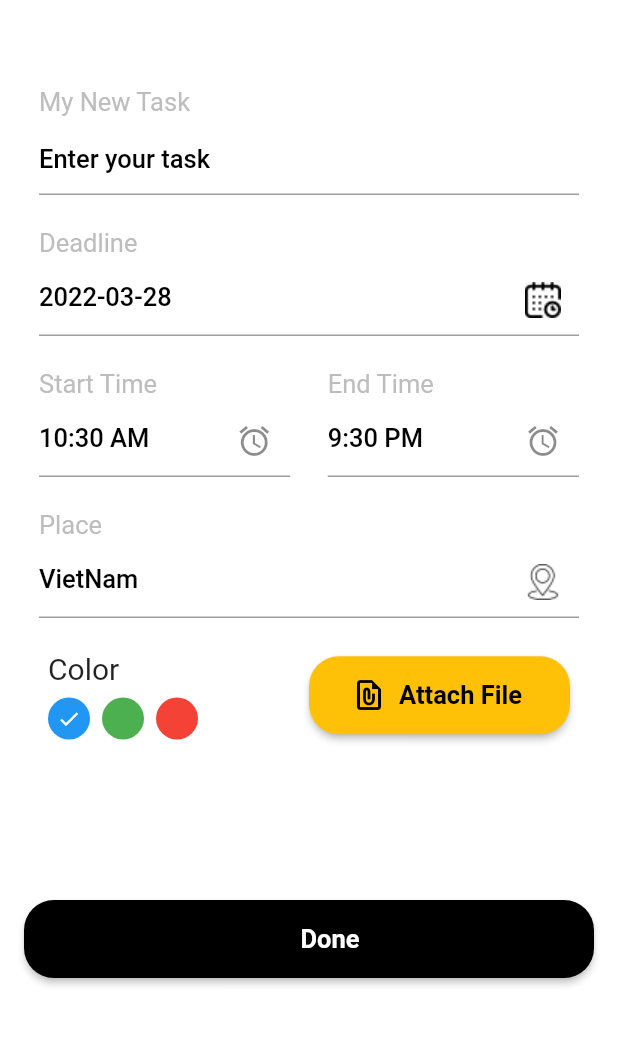
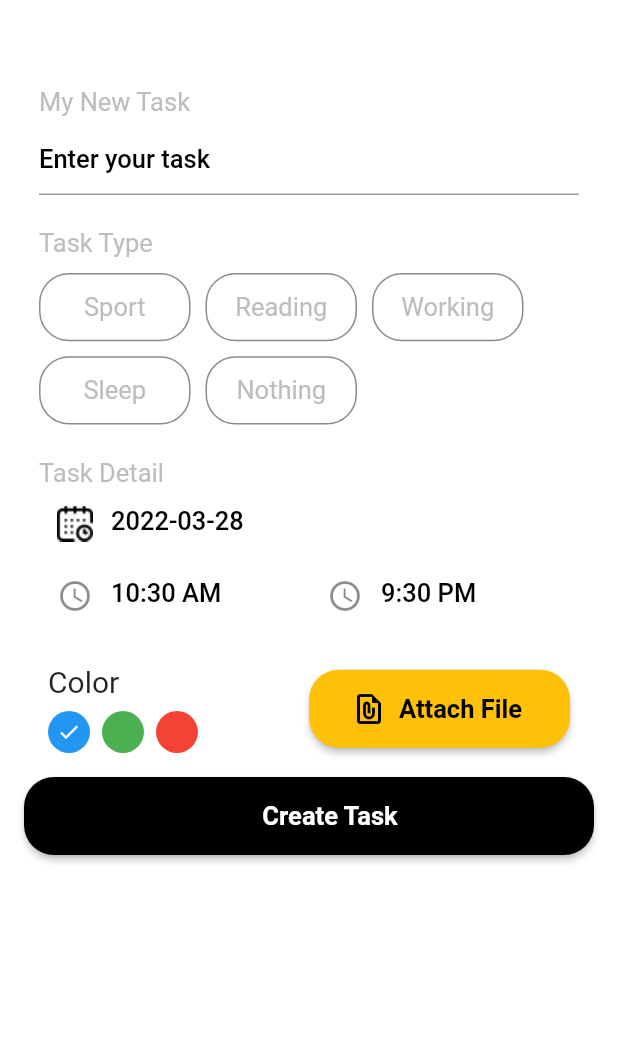
Before and after one commit to anhneit01/hive_flutter, a Flutter app: the screen it shows after launch, on a phone screen of 412 x 824 dp, the part 81-1127 px from its top. Run offline on Flutter 3.47's test engine with Material 2 defaults, Android fonts, the phone set to English and light mode, and no system bars; drawn by our look-alikes of datetime_picker_formfield; our stand-ins replace hive, hive_flutter; accounts and stored records are empty.

Commit message:
add NewTask & show TaskList

```diff
--- a/lib/main.dart
+++ b/lib/main.dart
@@ -6,6 +6,8 @@ import 'package:demo_hive_flutter/theme.dart';
 import 'package:flutter/material.dart';
 import 'package:flutter/services.dart';
 import 'package:hive_flutter/hive_flutter.dart';
+
+import 'pages/home/home_screen.dart';
 
 Future main() async{
   SystemChrome.setSystemUIOverlayStyle(
--- a/lib/pages/home/home_screen.dart
+++ b/lib/pages/home/home_screen.dart
@@ -7,7 +7,6 @@ import 'package:hive_flutter/hive_flutter.dart';
 
 import '../../models/task.dart';
 import '../todo/todo.dart';
-import '../todo_list.dart';
 
 class HomeScreen extends StatefulWidget {
   static const routeName = '/HomeScreen';
@@ -32,7 +31,7 @@ class _HomeScreenState extends State<HomeScreen> {
           leadingIcon: 'assets/images/ic_menu.png',
           rightIcon: 'assets/images/ic_bell.png',
           title: 'Task Manager',
-          leftCallback: () => Navigator.pushNamed(context, TodoListScreen.routeName),
+          leftCallback: () {},
           hasRightIcon: true,
         ),
         preferredSize: const Size.fromHeight(80)
--- a/lib/pages/todo/new_task.dart
+++ b/lib/pages/todo/new_task.dart
@@ -1,13 +1,11 @@
 import 'package:datetime_picker_formfield/datetime_picker_formfield.dart';
-import 'package:demo_hive_flutter/boxes.dart';
-import 'package:demo_hive_flutter/pages/home/home_screen.dart';
 import 'package:demo_hive_flutter/theme.dart';
+import 'package:demo_hive_flutter/widgets/type.dart';
 
 import 'package:flutter/material.dart';
-import 'package:hive_flutter/adapters.dart';
+import 'package:flutter_staggered_grid_view/flutter_staggered_grid_view.dart';
 import 'package:intl/intl.dart';
 
-import '../../models/task.dart';
 import '../../widgets/widget.dart';
 
 class NewTaskScreen extends StatefulWidget {
@@ -20,26 +18,15 @@ class NewTaskScreen extends StatefulWidget {
 
 class _NewTaskScreenState extends State<NewTaskScreen> {
   final TextEditingController _titleController = TextEditingController();
-  final TextEditingController _startTimeController = TextEditingController();
-  final TextEditingController _endTimeController = TextEditingController();
-  final TextEditingController _dateController = TextEditingController();
-  final formatDate = DateFormat("yyyy-MM-dd");
-  final formatTime = DateFormat("HH:mm");
-  DateTime _selectedDate = DateTime.now();
-  String _endTime = "9:30 PM";
-  String _startTime = DateFormat("hh:mm a").format(DateTime.now()).toString();
   int _selectedColor = 0;
+  List<String> types = ['Sport', 'Reading', 'Working', 'Sleep', 'Nothing'];
   final GlobalKey<FormState> _keyForm = GlobalKey<FormState>();
 
-  validated() {
-    if(_keyForm.currentState != null && _keyForm.currentState!.validate()) {
-      _onFormSubmit();
-      print('Sucess');
-    } else {
-      print("Failed");
-      return;
-    }
-  }
+  // validated() {
+  //   if(_keyForm.currentState != null && _keyForm.currentState!.validate()) {
+  //     _onFormSubmit();
+  //   }
+  // }
 
   @override
   Widget build(BuildContext context) {
@@ -84,94 +71,8 @@ class _NewTaskScreenState extends State<NewTaskScreen> {
                           ),
                         )
                       ),
-                      MyInputField(
-                        title: 'Deadline',
-                        widget: DateTimeField(
-                          readOnly: true,
-                          decoration: InputDecoration(
-                            hintText: formatDate.format(_selectedDate),
-                            suffixIcon: IconButton(
-                              onPressed: () {
-                                _getDateFormTask(context);
-                              },
-                              icon: const AppIcon(
-                                iconPath: 'assets/images/ic_calendar.png',
-                                hasText: false
-                              )
-                            ),
-                          ),
-                          controller: _dateController,
-                          format: formatDate,
-                          onShowPicker: (BuildContext context, DateTime? currentValue) => _getDateFormTask(context)
-                        ),
-                      ),
-                      Row(
-                        children: [
-                          Expanded(
-                            child: MyInputField(
-                              title: 'Start Time',
-                              widget: DateTimeField(
-                                readOnly: true,
-                                decoration: InputDecoration(
-                                  hintText: _startTime,
-                                  suffixIcon: IconButton(
-                                    onPressed: () {
-                                      _getTimeFormTask(true);
-                                    },
-                                    icon: const Icon(Icons.access_alarm)
-                                  ),
-                                ),
-                                controller: _startTimeController,
-                                format: formatTime,
-                                onShowPicker: (BuildContext context, DateTime? currentValue) => _getTimeFormTask(true)
-                              ),
-                              // icon: IconButton(
-                              //   onPressed: () {
-                              //     _getTimeFormTask(true);
-                              //   },
-                              //   icon: const Icon(Icons.access_alarm)
-                              // ),
-                            ),
-                          ),
-                          const SizedBox(width: 5.0),
-                          Expanded(
-                            child: MyInputField(
-                              title: 'End Time',
-                              widget: DateTimeField(
-                                readOnly: true,
-                                decoration: InputDecoration(
-                                  hintText: _endTime,
-                                  suffixIcon: IconButton(
-                                    onPressed: () {
-                                      _getTimeFormTask(false);
-                                    },
-                                    icon: const Icon(Icons.access_alarm)
-                                  ),
-                                ),
-                                controller: _endTimeController,
-                                format: formatTime,
-                                onShowPicker: (BuildContext context, DateTime? currentValue) => _getTimeFormTask(false)
-                              ),
-                            ),
-                          ),
-                        ],
-                      ),
-                      MyInputField(
-                        title: 'Place',
-                        widget: TextFormField(
-                          readOnly: true,
-                          decoration:  InputDecoration(
-                            hintText: 'VietNam',
-                            suffixIcon: IconButton(
-                              onPressed: () {},
-                              icon: const AppIcon(
-                                iconPath: 'assets/images/ic_place.png',
-                                hasText: false
-                              )
-                            ),
-                          ),
-                        ),
-                      ),
+                      BuildType(types: types),
+                      const BuildTaskDetail(),
                     ],
                   ),
                 ),
@@ -220,19 +121,112 @@ class _NewTaskScreenState extends State<NewTaskScreen> {
                     ],
                   ),
                 ),
-                const Spacer(),
-                ButtonAction(
-                  title: 'Done',
+                const ButtonAction(
+                  title: 'Create Task',
                   bgColor: Colors.black,
-                  call: () {
-                    validated();
-                  },
+                  // call: () {
+                  //   validated();
+                  // },
                 ),
-                const Spacer(flex: 2)
+                const Spacer()
               ],
             ),
           ),
         ),
+      ),
+    );
+  }
+
+  getImage() {}
+}
+
+class BuildTaskDetail extends StatefulWidget {
+  const BuildTaskDetail({ Key? key }) : super(key: key);
+
+  @override
+  State<BuildTaskDetail> createState() => _BuildTaskDetailState();
+}
+
+class _BuildTaskDetailState extends State<BuildTaskDetail> {
+  final TextEditingController _startTimeController = TextEditingController();
+  final TextEditingController _endTimeController = TextEditingController();
+  final TextEditingController _dateController = TextEditingController();
+  final formatDate = DateFormat("yyyy-MM-dd");
+  final formatTime = DateFormat("HH:mm");
+  DateTime _selectedDate = DateTime.now();
+  String _endTime = "9:30 PM";
+  String _startTime = DateFormat("hh:mm a").format(DateTime.now()).toString();
+  @override
+  Widget build(BuildContext context) {
+    return Container(
+      margin: const EdgeInsets.only(top: 10),
+      padding: const EdgeInsets.symmetric(horizontal: 10.0, vertical: 6.0),
+      child: Column(
+        crossAxisAlignment: CrossAxisAlignment.start,
+        children: [
+          const TitleField(title: 'Task Detail'),
+          MyInputField(
+            widget: DateTimeField(
+              readOnly: true,
+              decoration: InputDecoration(
+                border: InputBorder.none,
+                hintText: formatDate.format(_selectedDate),
+                prefixIcon: IconButton(
+                  onPressed: () {
+                    _getDateFormTask(context);
+                  },
+                  icon: const AppIcon(
+                    iconPath: 'assets/images/ic_calendar.png',
+                    hasText: false
+                  )
+                ),
+              ),
+              controller: _dateController,
+              format: formatDate,
+              onShowPicker: (BuildContext context, DateTime? currentValue) => _getDateFormTask(context)
+            ),
+          ),
+          Row(
+            children: [
+              Expanded(
+                child: MyInputField(
+                  widget: DateTimeField(
+                    readOnly: true,
+                    decoration: InputDecoration(
+                      border: InputBorder.none,
+                      hintText: _startTime,
+                      prefixIcon: IconButton(
+                        onPressed: () => _getTimeFormTask(true),
+                        icon: const Icon(Icons.access_time)
+                      )
+                    ),
+                    controller: _startTimeController,
+                    format: formatTime,
+                    onShowPicker: (BuildContext context, DateTime? currentValue) => _getTimeFormTask(true)
+                  ),
+                ),
+              ),
+              Expanded(
+                child: MyInputField(
+                  widget: DateTimeField(
+                    readOnly: true,
+                    decoration: InputDecoration(
+                      border: InputBorder.none,
+                      hintText: _endTime,
+                      prefixIcon: IconButton(
+                        onPressed: () => _getTimeFormTask(false),
+                        icon: const Icon(Icons.access_time)
+                      )
+                    ),
+                    controller: _endTimeController,
+                    format: formatTime,
+                    onShowPicker: (BuildContext context, DateTime? currentValue) => _getTimeFormTask(false)
+                  ),
+                ),
+              ),
+            ],
+          ),
+        ],
       ),
     );
   }
@@ -265,25 +259,69 @@ class _NewTaskScreenState extends State<NewTaskScreen> {
       });
     }
   }
+
   _showTimePicker(BuildContext context) => showTimePicker(
     context: context,
     initialEntryMode: TimePickerEntryMode.input,
     initialTime: TimeOfDay(
       hour: int.parse(_startTime.split(":")[0]),
       minute: int.parse(_startTime.split(":")[1].split(" ")[0])
-    )
+    ),
   );
 
-  void _onFormSubmit() {
-    Box<Task> taskBox = Hive.box<Task>(HiveBoxes.task);
-    taskBox.add(Task(
-      title: _titleController.text,
-      deadline: formatDate.format(_selectedDate),
-      startTime: _startTime,
-      endTime: _endTime)
+  // void _onFormSubmit() {
+  //   Box<Task> taskBox = Hive.box<Task>(HiveBoxes.task);
+  //   taskBox.add(Task(
+  //     title: _titleController.text,
+  //     deadline: formatDate.format(_selectedDate),
+  //     startTime: _startTime,
+  //     endTime: _endTime)
+  //   );
+  //   Navigator.pushNamed(context, HomeScreen.routeName);
+  // }
+  _buildTypeDialog() => Container();
+}
+
+class BuildType extends StatelessWidget {
+  const BuildType({
+    Key? key,
+    required this.types,
+  }) : super(key: key);
+
+  final List<String> types;
+
+  @override
+  Widget build(BuildContext context) {
+    return Container(
+      margin: const EdgeInsets.only(top: 10),
+      padding: const EdgeInsets.symmetric(horizontal: 10.0, vertical: 6.0),
+      child: Column(
+        crossAxisAlignment: CrossAxisAlignment.start,
+        children: [
+          const TitleField(title: 'Task Type'),
+          Container(
+            margin: const EdgeInsets.only(top: 10.0),
+            child: StaggeredGridView.countBuilder(
+              shrinkWrap: true,
+              crossAxisCount: 10,
+              itemBuilder:(context, index) => Row(
+                children: [
+                  Expanded(
+                    child: TaskType(
+                      title: TitleField(title: types.elementAt(index)),
+                      isBgColor: true,
+                    ),
+                  ),
+                ],
+              ),
+              itemCount: types.length,
+              mainAxisSpacing: 10.0,
+              crossAxisSpacing: 10.0,
+              staggeredTileBuilder: (index) =>const StaggeredTile.count(3, 1.5)
+            )
+          )
+        ],
+      ),
     );
-    Navigator.pushNamed(context, HomeScreen.routeName);
   }
-
-  getImage() {}
 }
--- a/lib/routes.dart
+++ b/lib/routes.dart
@@ -1,15 +1,10 @@
-
-import 'package:demo_hive_flutter/pages/add_todo.dart';
 import 'package:demo_hive_flutter/pages/home/home_screen.dart';
 import 'package:demo_hive_flutter/pages/todo/edit_task.dart';
 import 'package:demo_hive_flutter/pages/todo/new_task.dart';
-import 'package:demo_hive_flutter/pages/todo_list.dart';
 import 'package:flutter/material.dart';
 
 final Map<String, WidgetBuilder> routes = {
   HomeScreen.routeName: (context) => const HomeScreen(),
-  TodoListScreen.routeName: (context) => const TodoListScreen(title: 'Hello'),
-  AddTodoScreen.routeName: (context) => const AddTodoScreen(),
   TaskEditScreen.routeName: (context) => const TaskEditScreen(),
   NewTaskScreen.routeName: (context) => const NewTaskScreen(),
 };
--- a/lib/widgets/input_field.dart
+++ b/lib/widgets/input_field.dart
@@ -2,26 +2,21 @@ import 'package:demo_hive_flutter/theme.dart';
 import 'package:flutter/material.dart';
 
 class MyInputField extends StatelessWidget {
-  final String title;
+  final String? title;
   final Widget widget;
 
   const MyInputField({ Key? key,
-  required this.title, required this.widget}) : super(key: key);
+  this.title, required this.widget}) : super(key: key);
 
   @override
   Widget build(BuildContext context) {
-    return Container(
+    return title != null ? Container(
       margin: const EdgeInsets.only(top: 10.0),
       padding: const EdgeInsets.symmetric(horizontal: 10.0, vertical: 6.0),
       child: Column(
         crossAxisAlignment: CrossAxisAlignment.start,
         children: [
-          Text(
-            title,
-            style: paragraphStyle().copyWith(
-              color: Colors.grey.shade400
-            ),
-          ),
+          TitleField(title: title!),
           SizedBox(
             height: 52,
             child:Row(
@@ -33,6 +28,25 @@ class MyInputField extends StatelessWidget {
           ),
         ],
       ),
+    ) : widget;
+  }
+}
+
+class TitleField extends StatelessWidget {
+  const TitleField({
+    Key? key,
+    required this.title,
+  }) : super(key: key);
+
+  final String title;
+
+  @override
+  Widget build(BuildContext context) {
+    return Text(
+      title,
+      style: paragraphStyle().copyWith(
+        color: Colors.grey.shade400
+      ),
     );
   }
 }
--- /dev/null
+++ b/lib/widgets/type.dart
@@ -0,0 +1,25 @@
+import 'package:flutter/material.dart';
+
+class TaskType extends StatelessWidget {
+  final Widget title;
+  final bool isBgColor;
+  const TaskType({
+    Key? key, required this.title, required this.isBgColor,
+  }) : super(key: key);
+
+  @override
+  Widget build(BuildContext context) {
+    return Container(
+      padding: const EdgeInsets.symmetric(horizontal: 10.0, vertical:5.0),
+      decoration: BoxDecoration(
+        color: isBgColor == false ? Colors.transparent : Theme.of(context).backgroundColor,
+        borderRadius: BorderRadius.circular(20.0),
+        border: Border.all(
+          color: isBgColor == true ? Colors.black45 : Colors.black ,
+          width: 1.0
+        )
+      ),
+      child: Center(child: title),
+    );
+  }
+}
--- a/pubspec.yaml
+++ b/pubspec.yaml
@@ -41,6 +41,7 @@ dependencies:
   intl: ^0.17.0
   datetime_picker_formfield: ^2.0.0
   multi_image_picker: ^4.8.1
+  flutter_staggered_grid_view: ^0.4.0
 
 dev_dependencies:
   flutter_test:
```
Also changed, not shown: lib/pages/add_todo.dart (deleted, +0 -91 lines), lib/pages/todo/task_tile.dart (+17 -34 lines), lib/pages/todo_list.dart (deleted, +0 -72 lines), lib/widgets/dialog.dart (added, +18 -0 lines), pubspec.lock.
